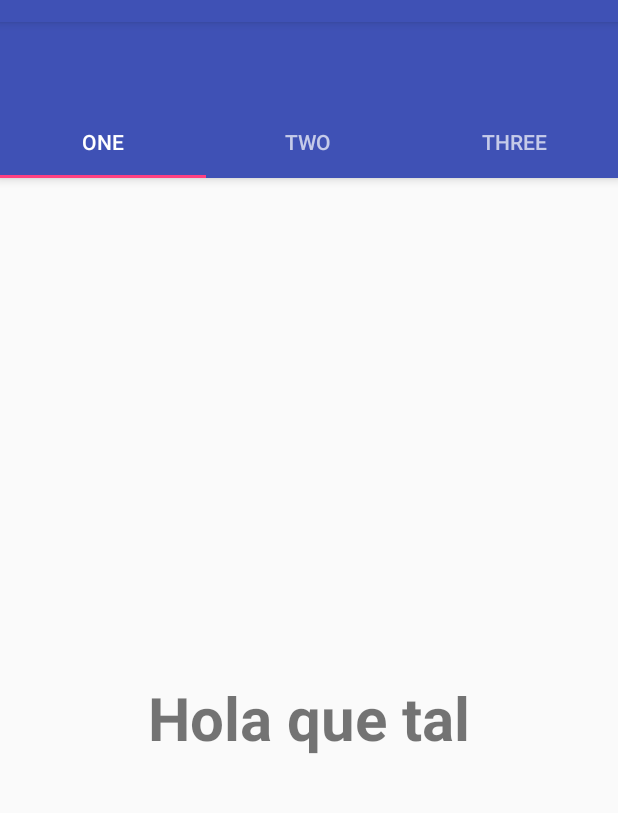
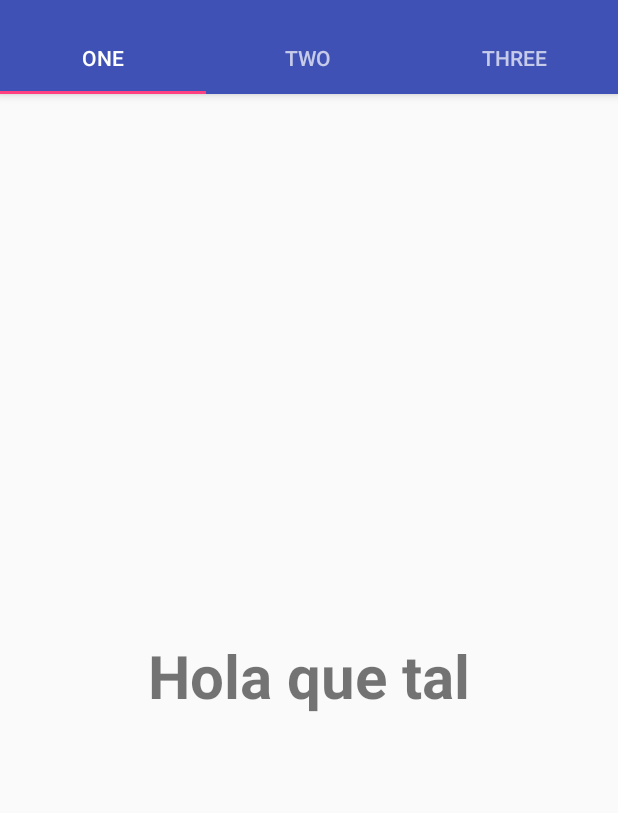
Before and after one commit to jhope2009/nMicro-Temuco, an Android app: the screen it shows after launch (MainActivity), on a phone screen of 412 x 824 dp, the part 62-875 px from its top. Run offline under Robolectric (Android 15) with nearby library versions, the phone set to English and light mode, and no system bars.

Commit message:
Tabs corregidos

```diff
--- a/app/src/main/res/values/styles.xml
+++ b/app/src/main/res/values/styles.xml
@@ -7,5 +7,16 @@
         <item name="colorPrimaryDark">@color/colorPrimaryDark</item>
         <item name="colorAccent">@color/colorAccent</item>
     </style>
+    <style name="MyMaterialTheme" parent="MyMaterialTheme.Base">
+
+    </style>
+
+    <style name="MyMaterialTheme.Base" parent="Theme.AppCompat.Light.DarkActionBar">
+        <item name="windowNoTitle">true</item>
+        <item name="windowActionBar">false</item>
+        <item name="colorPrimary">@color/colorPrimary</item>
+        <item name="colorPrimaryDark">@color/colorPrimaryDark</item>
+        <item name="colorAccent">@color/colorAccent</item>
+    </style>>
 
 </resources>
```
Also changed, not shown: app/src/main/AndroidManifest.xml (+4 -4 lines).
